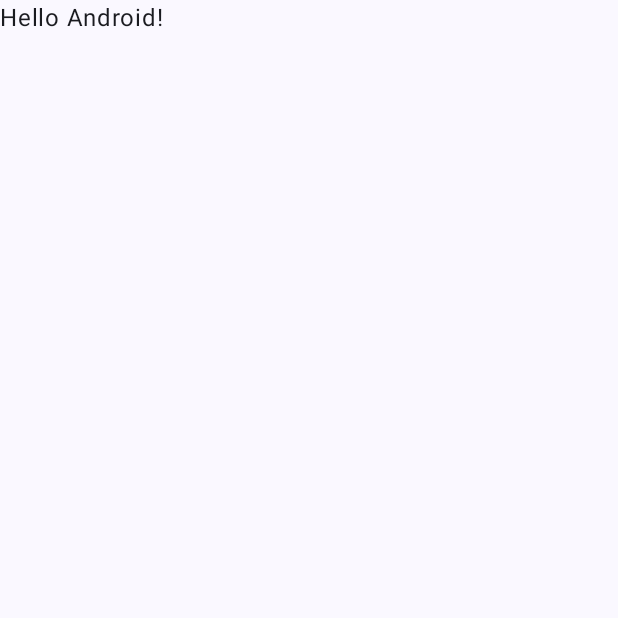
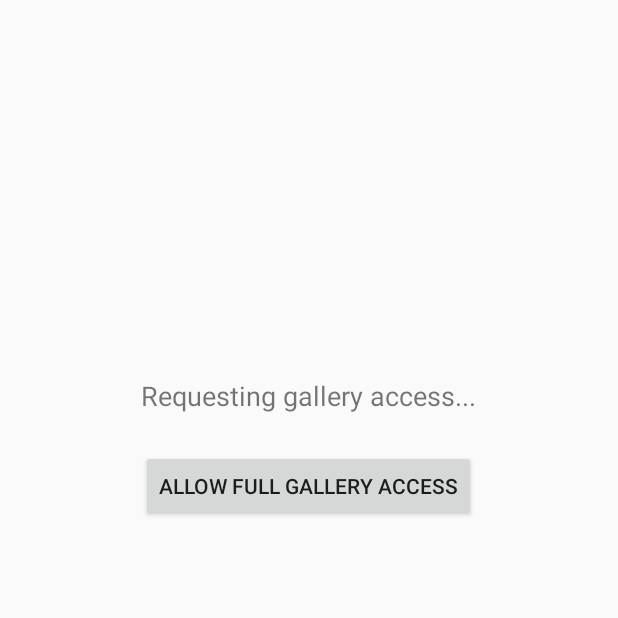
Before and after one commit to neonphyte/ITP_IS19, an Android app built with Jetpack Compose: the screen it shows after launch (MainActivity), on a phone screen of 412 x 824 dp, the top half of it. Before the commit the part shown is almost empty. Run offline under Robolectric (Android 15) with nearby library versions, the phone set to English and light mode, and no system bars.

Commit message:
Allow ALL permission to access gallery

```diff
--- a/app/build.gradle.kts
+++ b/app/build.gradle.kts
@@ -56,4 +56,5 @@ dependencies {
     androidTestImplementation(libs.androidx.ui.test.junit4)
     debugImplementation(libs.androidx.ui.tooling)
     debugImplementation(libs.androidx.ui.test.manifest)
+    implementation("androidx.appcompat:appcompat:1.6.1")
 }
--- a/app/src/main/AndroidManifest.xml
+++ b/app/src/main/AndroidManifest.xml
@@ -1,6 +1,11 @@
 <?xml version="1.0" encoding="utf-8"?>
 <manifest xmlns:android="http://schemas.android.com/apk/res/android"
     xmlns:tools="http://schemas.android.com/tools">
+
+    <uses-permission android:name="android.permission.READ_MEDIA_IMAGES" />
+    <uses-permission android:name="android.permission.READ_MEDIA_VIDEO" />
+    <uses-permission android:name="android.permission.READ_EXTERNAL_STORAGE" android:maxSdkVersion="32" />
+
 
     <application
         android:allowBackup="true"
--- a/app/src/main/java/com/example/meta_glasses_prototype/MainActivity.kt
+++ b/app/src/main/java/com/example/meta_glasses_prototype/MainActivity.kt
@@ -1,47 +1,90 @@
 package com.example.meta_glasses_prototype
 
+import android.Manifest
+import android.content.Intent
+import android.net.Uri
+import android.os.Build
 import android.os.Bundle
-import androidx.activity.ComponentActivity
-import androidx.activity.compose.setContent
-import androidx.activity.enableEdgeToEdge
-import androidx.compose.foundation.layout.fillMaxSize
-import androidx.compose.foundation.layout.padding
-import androidx.compose.material3.Scaffold
-import androidx.compose.material3.Text
-import androidx.compose.runtime.Composable
-import androidx.compose.ui.Modifier
-import androidx.compose.ui.tooling.preview.Preview
-import com.example.meta_glasses_prototype.ui.theme.Meta_glasses_prototypeTheme
+import android.provider.Settings
+import android.widget.Button
+import android.widget.ImageView
+import android.widget.TextView
+import androidx.activity.result.contract.ActivityResultContracts
+import androidx.appcompat.app.AlertDialog
+import androidx.appcompat.app.AppCompatActivity
+import androidx.core.content.ContextCompat
+import android.content.pm.PackageManager
 
-class MainActivity : ComponentActivity() {
+class MainActivity : AppCompatActivity() {
+
+    private lateinit var helloText: TextView
+    private lateinit var imageView: ImageView
+
+    // Request permission launcher
+    private val permissionLauncher = registerForActivityResult(
+        ActivityResultContracts.RequestMultiplePermissions()
+    ) { permissions ->
+        if (arePermissionsFullyGranted()) {
+            helloText.text = "Full gallery access granted ✅"
+            // ✅ TODO: You can scan MediaStore or load gallery items here
+        } else if (Build.VERSION.SDK_INT >= 34) {
+            // ✅ Show dialog only if Android 14+ (API 34) and permission partially granted
+            showLimitedAccessDialog()
+        } else {
+            helloText.text = "Access denied ❌"
+        }
+    }
+
     override fun onCreate(savedInstanceState: Bundle?) {
         super.onCreate(savedInstanceState)
-        enableEdgeToEdge()
-        setContent {
-            Meta_glasses_prototypeTheme {
-                Scaffold(modifier = Modifier.fillMaxSize()) { innerPadding ->
-                    Greeting(
-                        name = "Android",
-                        modifier = Modifier.padding(innerPadding)
-                    )
-                }
-            }
+        setContentView(R.layout.activity_main)
+
+        helloText = findViewById(R.id.helloText)
+        imageView = findViewById(R.id.imagePreview)
+        val clickButton = findViewById<Button>(R.id.clickButton)
+
+        clickButton.setOnClickListener {
+            requestGalleryPermission()
         }
     }
-}
 
-@Composable
-fun Greeting(name: String, modifier: Modifier = Modifier) {
-    Text(
-        text = "Hello $name!",
-        modifier = modifier
-    )
-}
+    private fun requestGalleryPermission() {
+        val permissions = if (Build.VERSION.SDK_INT >= 33) {
+            arrayOf(
+                Manifest.permission.READ_MEDIA_IMAGES,
+                Manifest.permission.READ_MEDIA_VIDEO
+            )
+        } else {
+            arrayOf(Manifest.permission.READ_EXTERNAL_STORAGE)
+        }
 
-@Preview(showBackground = true)
-@Composable
-fun GreetingPreview() {
-    Meta_glasses_prototypeTheme {
-        Greeting("Android")
+        permissionLauncher.launch(permissions)
+    }
+
+    private fun arePermissionsFullyGranted(): Boolean {
+        return if (Build.VERSION.SDK_INT >= 33) {
+            ContextCompat.checkSelfPermission(this, Manifest.permission.READ_MEDIA_IMAGES) == PackageManager.PERMISSION_GRANTED &&
+                    ContextCompat.checkSelfPermission(this, Manifest.permission.READ_MEDIA_VIDEO) == PackageManager.PERMISSION_GRANTED
+        } else {
+            ContextCompat.checkSelfPermission(this, Manifest.permission.READ_EXTERNAL_STORAGE) == PackageManager.PERMISSION_GRANTED
+        }
+    }
+
+    private fun showLimitedAccessDialog() {
+        AlertDialog.Builder(this)
+            .setTitle("Limited Access Detected")
+            .setMessage("You've granted limited photo access. To allow full gallery access, go to Settings.")
+            .setPositiveButton("Open Settings") { _, _ -> openAppSettings() }
+            .setNegativeButton("Cancel", null)
+            .show()
+    }
+
+    private fun openAppSettings() {
+        val intent = Intent(
+            Settings.ACTION_APPLICATION_DETAILS_SETTINGS,
+            Uri.fromParts("package", packageName, null)
+        )
+        intent.addFlags(Intent.FLAG_ACTIVITY_NEW_TASK)
+        startActivity(intent)
     }
 }
--- /dev/null
+++ b/app/src/main/res/layout/activity_main.xml
@@ -0,0 +1,29 @@
+<LinearLayout xmlns:android="http://schemas.android.com/apk/res/android"
+    android:layout_width="match_parent"
+    android:layout_height="match_parent"
+    android:orientation="vertical"
+    android:padding="16dp"
+    android:gravity="center">
+
+    <TextView
+        android:id="@+id/helloText"
+        android:layout_width="wrap_content"
+        android:layout_height="wrap_content"
+        android:text="Requesting gallery access..."
+        android:textSize="18sp" />
+
+    <Button
+        android:id="@+id/clickButton"
+        android:layout_width="wrap_content"
+        android:layout_height="wrap_content"
+        android:text="Allow Full Gallery Access"
+        android:layout_marginTop="24dp" />
+
+    <ImageView
+        android:id="@+id/imagePreview"
+        android:layout_width="200dp"
+        android:layout_height="200dp"
+        android:layout_marginTop="24dp"
+        android:scaleType="centerCrop"
+        android:contentDescription="Image Preview"/>
+</LinearLayout>
--- a/app/src/main/res/values/themes.xml
+++ b/app/src/main/res/values/themes.xml
@@ -1,5 +1,5 @@
 <?xml version="1.0" encoding="utf-8"?>
 <resources>
 
-    <style name="Theme.Meta_glasses_prototype" parent="android:Theme.Material.Light.NoActionBar" />
+    <style name="Theme.Meta_glasses_prototype" parent="Theme.AppCompat.DayNight.NoActionBar" />
 </resources>
```
